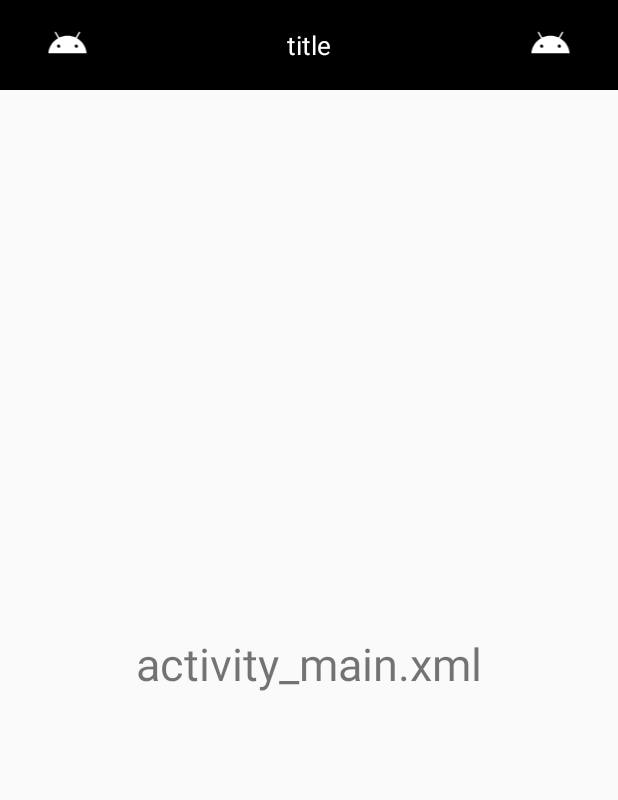
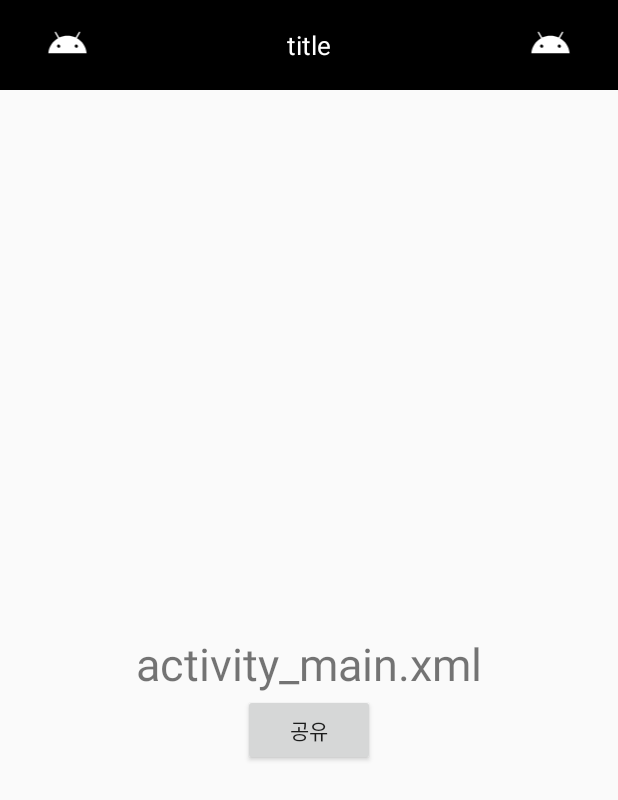
Before and after one commit to Nexters/Sticky-Android, an Android app: the screen it shows after launch (MainActivity), on a phone screen of 412 x 824 dp. Shown: the top 800 px of the screen. Run offline under Robolectric (Android 15) with nearby library versions, the phone set to English and light mode, and no system bars; our stand-ins replace Dagger/Hilt's generated code, Room's generated code, Timber, data binding; libraries missing offline, so code that uses them is left out: androidx.hilt.lifecycle, com.facebook.stetho.

Commit message:
[메인] 공유하기 화면 이동

```diff
--- a/app/src/main/AndroidManifest.xml
+++ b/app/src/main/AndroidManifest.xml
@@ -10,7 +10,7 @@
             android:roundIcon="@mipmap/ic_launcher_round"
             android:supportsRtl="true"
             android:theme="@style/Theme.Sticky">
-        <activity android:name=".ui.share.ShareActivity"></activity>
+        <activity android:name=".ui.share.ShareActivity" />
         <activity android:name=".ui.main.MainActivity">
             <intent-filter>
                 <action android:name="android.intent.action.MAIN" />
--- a/app/src/main/java/com/nexters/sticky/ui/main/MainActivity.kt
+++ b/app/src/main/java/com/nexters/sticky/ui/main/MainActivity.kt
@@ -1,10 +1,12 @@
 package com.nexters.sticky.ui.main
 
+import android.content.Intent
 import android.os.Bundle
 import androidx.activity.viewModels
 import com.nexters.sticky.R
 import com.nexters.sticky.base.BaseActivity
 import com.nexters.sticky.databinding.ActivityMainBinding
+import com.nexters.sticky.ui.share.ShareActivity
 import dagger.hilt.android.AndroidEntryPoint
 
 @AndroidEntryPoint
@@ -24,6 +26,8 @@ class MainActivity : BaseActivity<ActivityMainBinding>() {
 
 		setActionBar()
 		viewModel.setText("activity_main.xml")
+
+		setOnClickListener()
 	}
 
 	private fun setActionBar() {
@@ -37,4 +41,11 @@ class MainActivity : BaseActivity<ActivityMainBinding>() {
 
 		actionBar.setText(R.id.tv_title, "title")
 	}
+
+	private fun setOnClickListener() {
+		binding.btnShare.setOnClickListener {
+			val intent = Intent(this@MainActivity, ShareActivity::class.java)
+			startActivity(intent)
+		}
+	}
 }
--- a/app/src/main/res/layout/activity_main.xml
+++ b/app/src/main/res/layout/activity_main.xml
@@ -26,6 +26,15 @@
                 app:layout_constraintTop_toTopOf="parent"
                 tools:text="텍스트" />
 
+        <Button
+                android:id="@+id/btn_share"
+                android:layout_width="wrap_content"
+                android:layout_height="wrap_content"
+                android:text="공유"
+                app:layout_constraintEnd_toEndOf="parent"
+                app:layout_constraintStart_toStartOf="parent"
+                app:layout_constraintTop_toBottomOf="@id/tv_name" />
+
     </androidx.constraintlayout.widget.ConstraintLayout>
 
 </layout>
```
